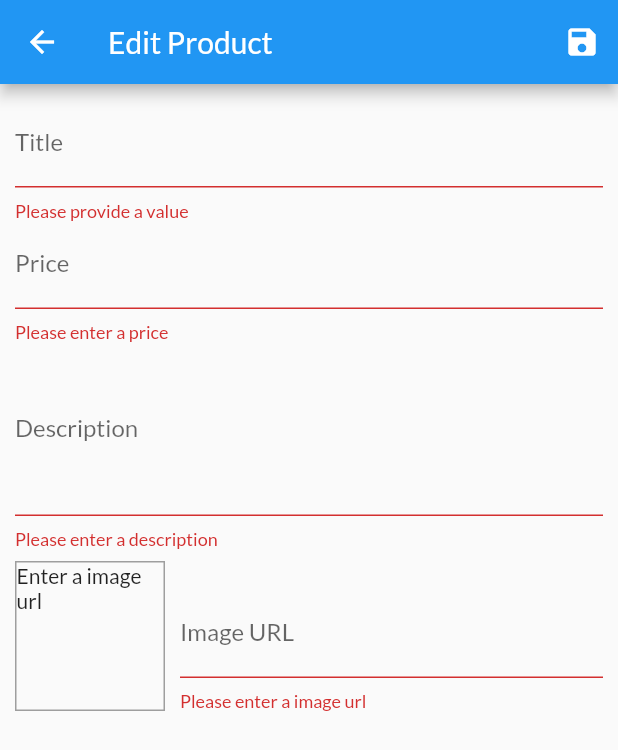
After one commit to SharfarazMahmood/Flutter_Eshop, a Flutter app: the EditProductScreen screen opened by its route, after a tap on the "save" icon, on a phone screen of 412 x 824 dp. The commit adds this screen. Shown: the top 750 px of the screen. Run offline on Flutter 3.47's test engine with Material 2 defaults, Android fonts, the light colour scheme and no system bars; network calls fail.

Commit message:
Add new product & Edit existing product functionality added

```diff
--- a/lib/main.dart
+++ b/lib/main.dart
@@ -1,8 +1,9 @@
 import 'package:flutter/material.dart';
 import 'package:provider/provider.dart';
 import 'package:shop_app/providers/orders_provider.dart';
-import 'package:shop_app/providers/product.dart';
+import 'package:shop_app/screens/edit_product.dart';
 import 'package:shop_app/screens/orders_screen.dart';
+import 'package:shop_app/screens/user_products_screen.dart';
 import '../screens/cart_screen.dart';
 import '../providers/cart_provider.dart';
 import '../providers/products_provider.dart';
@@ -39,6 +40,8 @@
           ProductDetailScreen.routeName: (ctx) => ProductDetailScreen(),
           CartScreen.routeName: (ctx) => CartScreen(),
           OrdersScreen.routeName: (ctx) => OrdersScreen(),
+          UserProductScreen.routeName: (ctx) => UserProductScreen(),
+          EditProductScreen.routeName: (ctx) => EditProductScreen(),
         },
       ),
     );
--- a/lib/providers/products_provider.dart
+++ b/lib/providers/products_provider.dart
@@ -37,12 +37,11 @@
     ),
   ];
 
-
-  List<Product> get  favoriteItems{
+  List<Product> get favoriteItems {
     return _items.where((item) => item.isFavorite).toList();
   }
 
-  List<Product> get  items{
+  List<Product> get items {
     return [..._items];
   }
 
@@ -50,8 +49,30 @@
     return _items.firstWhere((item) => item.id == id);
   }
 
-  addProducts() {
-    // _items.add(value);
+  void addProduct(Product product) {
+    final newProduct = Product(
+      id: DateTime.now().toString(),
+      title: product.title,
+      description: product.description,
+      price: product.price,
+      imageUrl: product.imageUrl,
+    );
+    _items.add(newProduct);
+    notifyListeners();
+  }
+
+  void updateProduct(String id, Product newProduct) {
+    final productIndex = _items.indexWhere((prod) => prod.id == id);
+    if (productIndex >= 0) {
+      _items[productIndex] = newProduct;
+      notifyListeners();
+    } else {
+      print('....');
+    }
+  }
+
+  void deleteProduct(String id) {
+    _items.removeWhere((prod) => prod.id == id);
     notifyListeners();
   }
 }
--- /dev/null
+++ b/lib/screens/edit_product.dart
@@ -0,0 +1,288 @@
+import 'package:flutter/material.dart';
+import 'package:provider/provider.dart';
+import 'package:shop_app/providers/product.dart';
+import 'package:shop_app/providers/products_provider.dart';
+
+class EditProductScreen extends StatefulWidget {
+  static const routeName = '/edit_product';
+
+  @override
+  _EditProductScreenState createState() => _EditProductScreenState();
+}
+
+class _EditProductScreenState extends State<EditProductScreen> {
+  var _editedProduct = Product(
+    id: null,
+    title: '',
+    price: 0.0,
+    description: '',
+    imageUrl: '',
+  );
+  var _initValue = {
+    'title': '',
+    'description': '',
+    'price': '',
+    'imageUrl': '',
+  };
+  var _isInit = true;
+  final _form = GlobalKey<FormState>();
+
+  final _imageUrlController = TextEditingController();
+
+  final _priceFocusNode = FocusNode();
+  final _descriptionFocusNode = FocusNode();
+  final _imageUrlFocusNode = FocusNode();
+
+  void _updateImageUrl() {
+    if (!_imageUrlFocusNode.hasFocus) {
+      if ((!_imageUrlController.text.startsWith('http://') &&
+              !_imageUrlController.text.startsWith('https://')) ||
+          (!_imageUrlController.text.endsWith('.png') &&
+              !_imageUrlController.text.endsWith('.jpg') &&
+              !_imageUrlController.text.endsWith('.jpeg'))) {
+        return;
+      }
+
+      setState(() {});
+    }
+  }
+
+  void _saveForm() {
+    final isValid = _form.currentState.validate();
+
+    if (!isValid) {
+      return;
+    }
+    _form.currentState.save();
+
+    if (_editedProduct.id != null) {
+      Provider.of<ProductsProvider>(context, listen: false)
+          .updateProduct(_editedProduct.id, _editedProduct);
+    } else {
+      Provider.of<ProductsProvider>(context, listen: false)
+          .addProduct(_editedProduct);
+    }
+
+    Navigator.of(context).pop();
+  }
+
+  @override
+  void initState() {
+    _imageUrlFocusNode.addListener(_updateImageUrl);
+    super.initState();
+  }
+
+  @override
+  void didChangeDependencies() {
+    if (_isInit) {
+      final productId = ModalRoute.of(context).settings.arguments as String;
+      if (productId != null) {
+        _editedProduct = Provider.of<ProductsProvider>(context, listen: false)
+            .findById(productId);
+        _initValue = {
+          'title': _editedProduct.title,
+          'description': _editedProduct.description,
+          'price': _editedProduct.price.toString(),
+          'imageUrl': '',
+        };
+        _imageUrlController.text = _editedProduct.imageUrl;
+      }
+    }
+    _isInit = false;
+    super.didChangeDependencies();
+  }
+
+  ///////////////////////////////////////////////////////////
+  ////////////////////VERY IMPORTANT/////////////////////////
+  /////////MUST DISPOSE CONTROLLER & FOCUSMODE & LISTENER ////////////
+  /////////TO AVOID MEMORY LEAK///////
+  @override
+  void dispose() {
+    // TODO: implement dispose
+    _imageUrlController.dispose();
+    _priceFocusNode.dispose();
+    _descriptionFocusNode.dispose();
+
+    _imageUrlFocusNode.removeListener(_updateImageUrl);
+    _imageUrlFocusNode.dispose();
+
+    super.dispose();
+  }
+  ///////////////////////////////////////////////////////////
+  ///////////////////////////////////////////////////////////
+
+  @override
+  Widget build(BuildContext context) {
+    return Scaffold(
+      appBar: AppBar(
+        title: Text('Edit Product'),
+        actions: <Widget>[
+          IconButton(
+            onPressed: _saveForm,
+            icon: Icon(
+              Icons.save,
+            ),
+          )
+        ],
+      ),
+      body: Form(
+        key: _form,
+        child: SingleChildScrollView(
+          padding: EdgeInsets.all(10),
+          child: Column(
+            children: <Widget>[
+              TextFormField(
+                initialValue: _initValue['title'],
+                decoration: InputDecoration(labelText: 'Title'),
+                textInputAction: TextInputAction.next,
+                onFieldSubmitted: (value) {
+                  FocusScope.of(context).requestFocus(_priceFocusNode);
+                },
+                validator: (value) {
+                  if (value.isEmpty) {
+                    return 'Please provide a value';
+                  }
+                  return null;
+                },
+                onSaved: (value) {
+                  _editedProduct = Product(
+                    title: value,
+                    id: _editedProduct.id,
+                    isFavorite: _editedProduct.isFavorite,
+                    price: _editedProduct.price,
+                    description: _editedProduct.description,
+                    imageUrl: _editedProduct.imageUrl,
+                  );
+                },
+              ),
+              TextFormField(
+                initialValue: _initValue['price'],
+                decoration: InputDecoration(labelText: 'Price'),
+                textInputAction: TextInputAction.next,
+                keyboardType: TextInputType.number,
+                focusNode: _priceFocusNode,
+                onFieldSubmitted: (value) {
+                  FocusScope.of(context).requestFocus(_descriptionFocusNode);
+                },
+                validator: (value) {
+                  if (value.isEmpty) {
+                    return 'Please enter a price';
+                  }
+                  if (double.tryParse(value) == null) {
+                    return 'Please enter a valid number';
+                  }
+                  if (double.parse(value) <= 0) {
+                    return 'Please enter a price greater than 0';
+                  }
+
+                  return null;
+                },
+                onSaved: (value) {
+                  _editedProduct = Product(
+                    title: _editedProduct.title,
+                    id: _editedProduct.id,
+                    isFavorite: _editedProduct.isFavorite,
+                    price: double.parse(value),
+                    description: _editedProduct.description,
+                    imageUrl: _editedProduct.imageUrl,
+                  );
+                },
+              ),
+              TextFormField(
+                initialValue: _initValue['description'],
+                decoration: InputDecoration(labelText: 'Description'),
+                maxLines: 4,
+                keyboardType: TextInputType.multiline,
+                focusNode: _descriptionFocusNode,
+                onFieldSubmitted: (value) {
+                  FocusScope.of(context).requestFocus(_imageUrlFocusNode);
+                },
+                validator: (value) {
+                  if (value.isEmpty) {
+                    return 'Please enter a description';
+                  }
+                  if (value.length < 10) {
+                    return 'Should be at least 10 characters';
+                  }
+                  return null;
+                },
+                onSaved: (value) {
+                  _editedProduct = Product(
+                    title: _editedProduct.title,
+                    id: _editedProduct.id,
+                    isFavorite: _editedProduct.isFavorite,
+                    price: _editedProduct.price,
+                    description: value,
+                    imageUrl: _editedProduct.imageUrl,
+                  );
+                },
+              ),
+              Row(
+                crossAxisAlignment: CrossAxisAlignment.end,
+                children: <Widget>[
+                  Container(
+                    width: 100,
+                    height: 100,
+                    margin: EdgeInsets.only(top: 8, right: 10),
+                    decoration: BoxDecoration(
+                      border: Border.all(
+                        width: 1,
+                        color: Colors.grey,
+                      ),
+                    ),
+                    child: _imageUrlController.text.isEmpty
+                        ? Text('Enter a image url')
+                        : FittedBox(
+                            child: Image.network(_imageUrlController.text),
+                            fit: BoxFit.cover,
+                          ),
+                  ),
+                  Expanded(
+                    child: TextFormField(
+                      decoration: InputDecoration(labelText: 'Image URL'),
+                      keyboardType: TextInputType.url,
+                      textInputAction: TextInputAction.done,
+                      controller: _imageUrlController,
+                      focusNode: _imageUrlFocusNode,
+                      onFieldSubmitted: (value) {
+                        _saveForm();
+                      },
+                      validator: (value) {
+                        if (value.isEmpty) {
+                          return 'Please enter a image url';
+                        }
+                        if (!value.startsWith('http://') &&
+                            !value.startsWith('https://')) {
+                          return 'Enter a valid url';
+                        }
+                        if (!value.endsWith('.png') &&
+                            !value.endsWith('.jpg') &&
+                            !value.endsWith('.jpeg')) {
+                          return 'Enter a valid image url';
+                        }
+                        return null;
+                      },
+                      onSaved: (value) {
+                        _editedProduct = Product(
+                          title: _editedProduct.title,
+                          id: _editedProduct.id,
+                          isFavorite: _editedProduct.isFavorite,
+                          price: _editedProduct.price,
+                          description: _editedProduct.description,
+                          imageUrl: value,
+                        );
+                      },
+                      onEditingComplete: () {
+                        setState(() {});
+                      },
+                    ),
+                  ),
+                ],
+              )
+            ],
+          ),
+        ),
+      ),
+    );
+  }
+}
--- a/lib/screens/products_overview_screen.dart
+++ b/lib/screens/products_overview_screen.dart
@@ -51,8 +51,8 @@
             ],
           ),
           Consumer<CartProvider>(
-            builder: (_, cart, chld) => Badge(
-              child: chld,
+            builder: (_, cart, child) => Badge(
+              child: child,
               // value: cart.itemCount.toString(),
               value: cart.itemCount.toString(),
             ),
--- a/lib/widgets/app_drawer.dart
+++ b/lib/widgets/app_drawer.dart
@@ -1,11 +1,13 @@
 import 'package:flutter/material.dart';
 import 'package:shop_app/screens/orders_screen.dart';
+import 'package:shop_app/screens/user_products_screen.dart';
 
 class AppDrawer extends StatelessWidget {
   @override
   Widget build(BuildContext context) {
     return Drawer(
-      child: Column(children: [
+      child: Column(
+        children: [
           AppBar(
             title: Text('Hello'),
             automaticallyImplyLeading: false,
@@ -23,10 +25,21 @@
             leading: Icon(Icons.payment),
             title: Text('Orders'),
             onTap: () {
-            Navigator.of(context).pushReplacementNamed(OrdersScreen.routeName);
+              Navigator.of(context)
+                  .pushReplacementNamed(OrdersScreen.routeName);
             },
-        )
-      ]),
+          ),
+          Divider(),
+          ListTile(
+            leading: Icon(Icons.edit),
+            title: Text('Manage Products'),
+            onTap: () {
+              Navigator.of(context)
+                  .pushReplacementNamed(UserProductScreen.routeName);
+            },
+          ),
+        ],
+      ),
     );
   }
 }
```
Also changed, not shown: lib/providers/cart_provider.dart (+20 -0 lines), lib/screens/product_detail_screen.dart (+13 -13 lines), lib/screens/user_products_screen.dart (added, +45 -0 lines), lib/widgets/cart_Item.dart (+25 -1 lines), lib/widgets/product_item.dart (+12 -0 lines), lib/widgets/user_product_item.dart (added, +44 -0 lines). Lines whose indentation alone changed are shown as unchanged.
